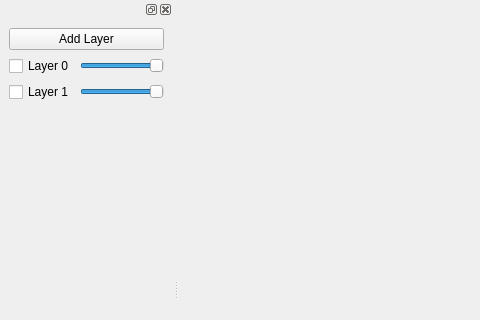
peng1ei/qdraw, file playground/MainWindow.ui: the form before one commit; both pictures show x 0 to 480 and y 0 to 320 of the 800 by 600 pixel window.
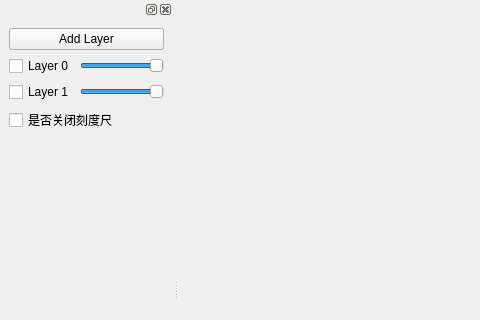
The form after the commit.

Commit message: 添加刻度线

Patch:
```diff
--- a/playground/MainWindow.ui
+++ b/playground/MainWindow.ui
@@ -89,6 +89,13 @@
        </item>
       </layout>
      </item>
+     <item>
+      <widget class="QCheckBox" name="checkBox_RuleBar">
+       <property name="text">
+        <string>是否关闭刻度尺</string>
+       </property>
+      </widget>
+     </item>
      <item>
       <spacer name="verticalSpacer">
        <property name="orientation">
```
The commit also changes 6 other files.
